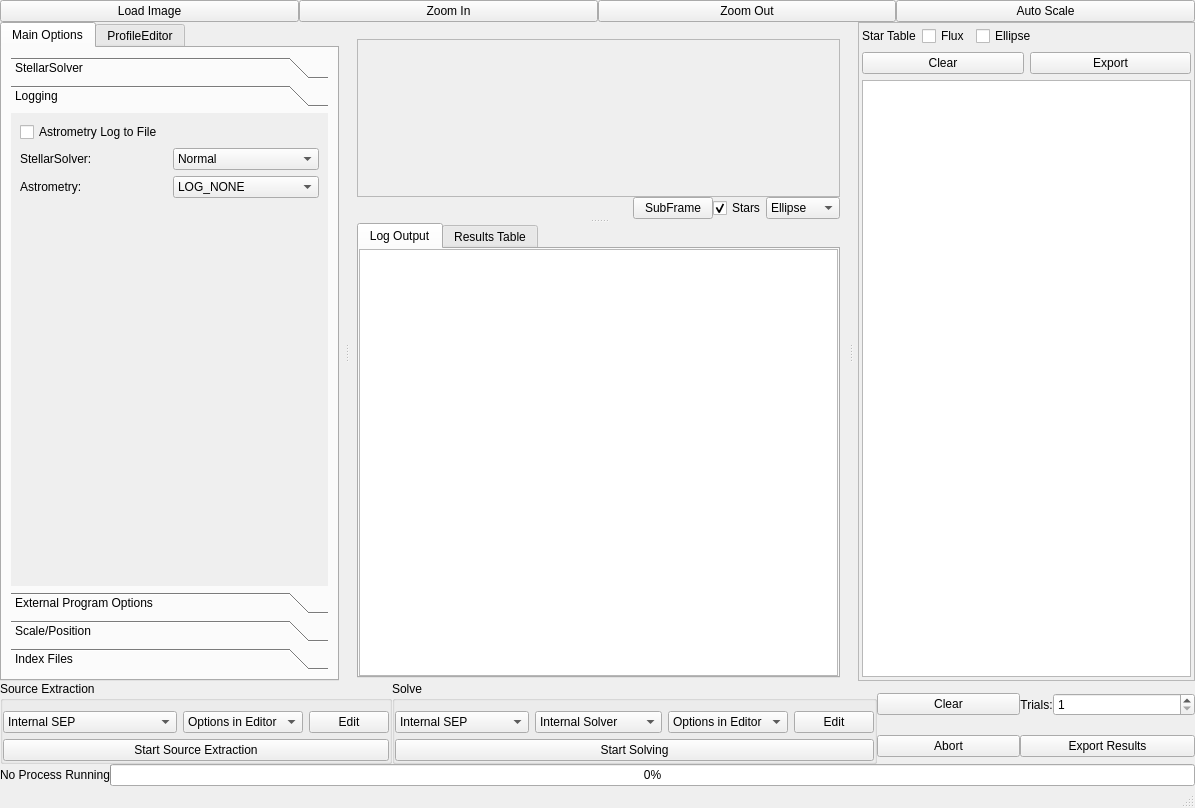
This is tester/mainwindow.ui in rlancaste/stellarsolver as Qt 5 draws it before an edit. The edited form follows.
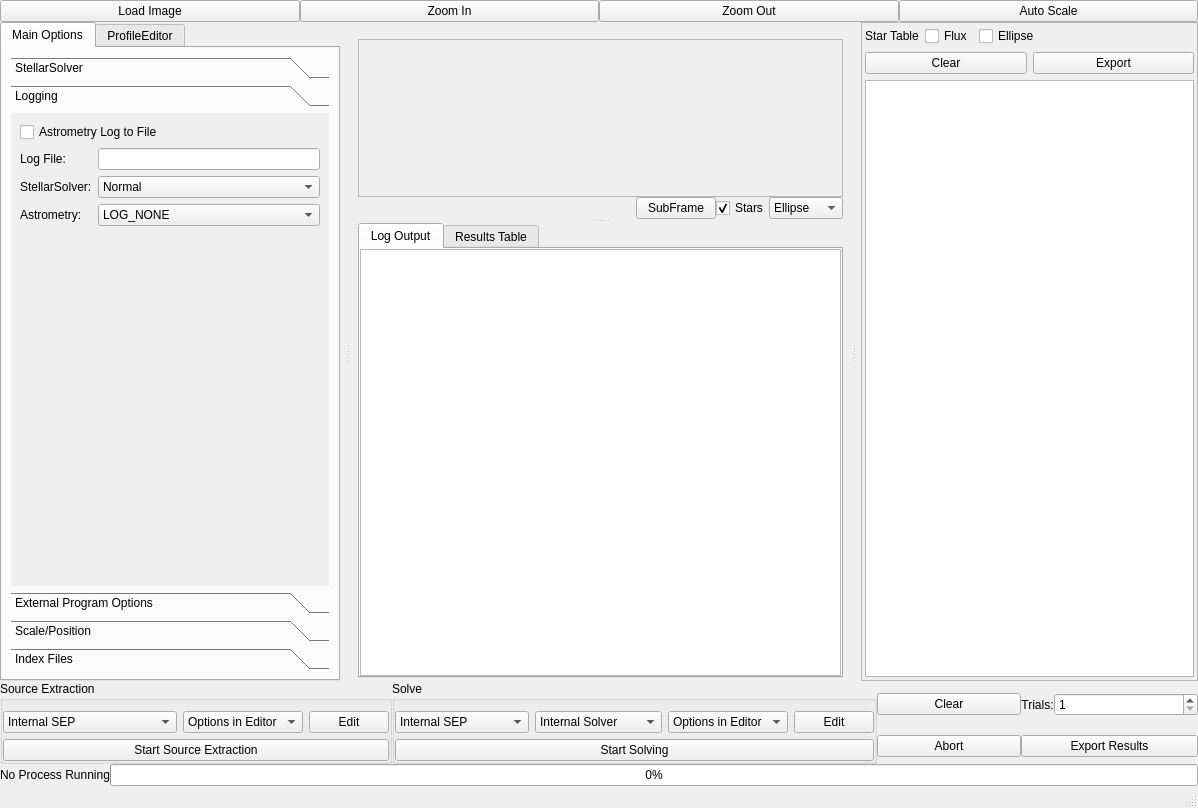
This is the edited form. The open tabs and pages were chosen to show the change. Icons and pictures are not drawn. Custom widgets are drawn as their Qt base class.

Diff of the .ui file:
```diff
--- a/tester/mainwindow.ui
+++ b/tester/mainwindow.ui
@@ -6,7 +6,7 @@
    <rect>
     <x>0</x>
     <y>0</y>
-    <width>1195</width>
+    <width>1198</width>
     <height>808</height>
    </rect>
   </property>
@@ -161,7 +161,7 @@
                 <rect>
                  <x>0</x>
                  <y>0</y>
-                 <width>287</width>
+                 <width>285</width>
                  <height>388</height>
                 </rect>
                </property>
@@ -169,34 +169,63 @@
                 <string>Logging</string>
                </attribute>
                <layout class="QGridLayout" name="gridLayout_12">
-                <item row="3" column="0">
-                 <widget class="QLabel" name="label_59">
-                  <property name="text">
-                   <string>StellarSolver:</string>
-                  </property>
-                 </widget>
-                </item>
-                <item row="19" column="0">
-                 <spacer name="verticalSpacer_2">
-                  <property name="orientation">
-                   <enum>Qt::Vertical</enum>
-                  </property>
-                  <property name="sizeHint" stdset="0">
-                   <size>
-                    <width>20</width>
-                    <height>40</height>
-                   </size>
-                  </property>
-                 </spacer>
-                </item>
-                <item row="4" column="0">
+                <item row="5" column="0">
                  <widget class="QLabel" name="label_34">
                   <property name="text">
                    <string>Astrometry:</string>
                   </property>
                  </widget>
                 </item>
+                <item row="20" column="0">
+                 <spacer name="verticalSpacer_2">
+                  <property name="orientation">
+                   <enum>Qt::Vertical</enum>
+                  </property>
+                  <property name="sizeHint" stdset="0">
+                   <size>
+                    <width>20</width>
+                    <height>40</height>
+                   </size>
+                  </property>
+                 </spacer>
+                </item>
+                <item row="0" column="0" colspan="2">
+                 <widget class="QCheckBox" name="logToFile">
+                  <property name="text">
+                   <string>Astrometry Log to File</string>
+                  </property>
+                 </widget>
+                </item>
+                <item row="4" column="0">
+                 <widget class="QLabel" name="label_59">
+                  <property name="text">
+                   <string>StellarSolver:</string>
+                  </property>
+                 </widget>
+                </item>
                 <item row="4" column="1">
+                 <widget class="QComboBox" name="stellarSolverLogLevel">
+                  <property name="currentIndex">
+                   <number>1</number>
+                  </property>
+                  <item>
+                   <property name="text">
+                    <string>None</string>
+                   </property>
+                  </item>
+                  <item>
+                   <property name="text">
+                    <string>Normal</string>
+                   </property>
+                  </item>
+                  <item>
+                   <property name="text">
+                    <string>Verbose</string>
+                   </property>
+                  </item>
+                 </widget>
+                </item>
+                <item row="5" column="1">
                  <widget class="QComboBox" name="logLevel">
                   <property name="currentIndex">
                    <number>0</number>
@@ -228,32 +257,13 @@
                   </item>
                  </widget>
                 </item>
-                <item row="3" column="1">
-                 <widget class="QComboBox" name="stellarSolverLogLevel">
-                  <property name="currentIndex">
-                   <number>1</number>
-                  </property>
-                  <item>
-                   <property name="text">
-                    <string>None</string>
-                   </property>
-                  </item>
-                  <item>
-                   <property name="text">
-                    <string>Normal</string>
-                   </property>
-                  </item>
-                  <item>
-                   <property name="text">
-                    <string>Verbose</string>
-                   </property>
-                  </item>
-                 </widget>
+                <item row="1" column="1">
+                 <widget class="QLineEdit" name="logFileName"/>
                 </item>
-                <item row="0" column="0" colspan="2">
-                 <widget class="QCheckBox" name="logToFile">
+                <item row="1" column="0">
+                 <widget class="QLabel" name="label_61">
                   <property name="text">
-                   <string>Astrometry Log to File</string>
+                   <string>Log File:</string>
                   </property>
                  </widget>
                 </item>
@@ -1527,7 +1537,7 @@
                 <rect>
                  <x>0</x>
                  <y>0</y>
-                 <width>492</width>
+                 <width>499</width>
                  <height>144</height>
                 </rect>
                </property>
```
Left out of the diff: 18 changed lines with no effect on the pictures.
